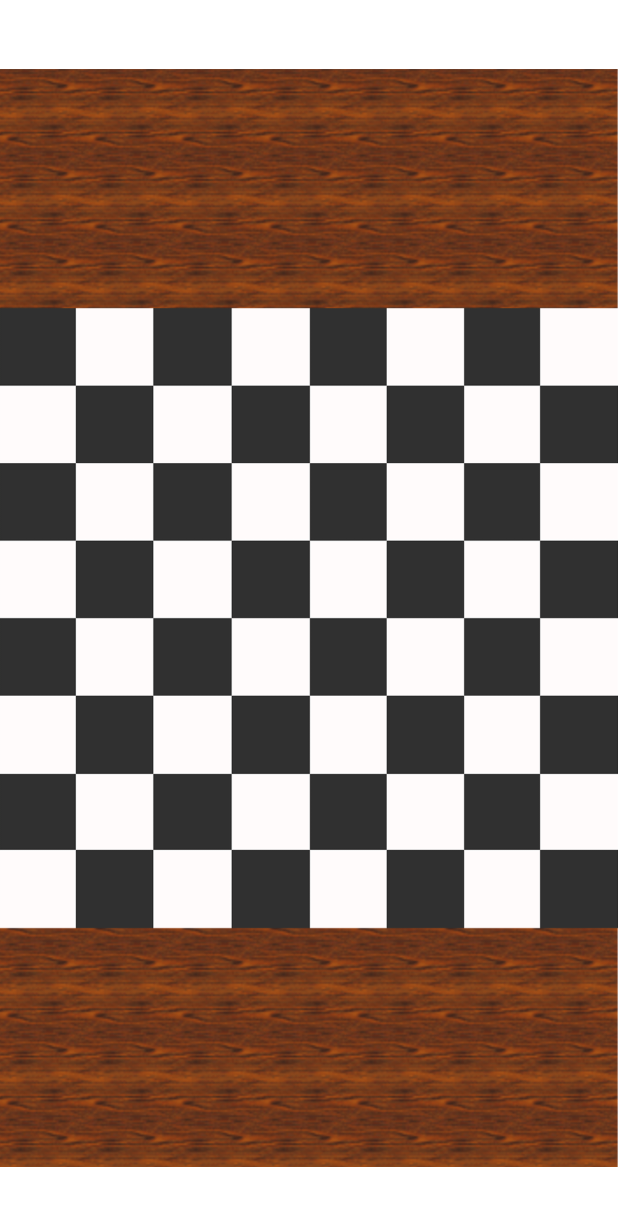
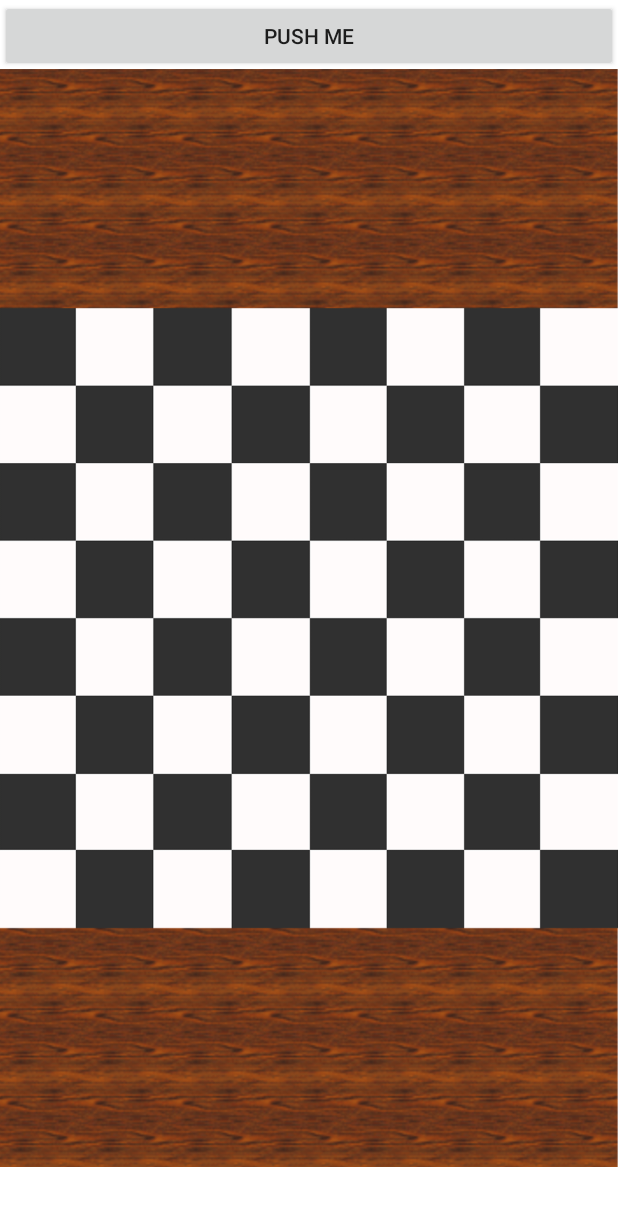
Before and after one commit to MitchellGray100/Chess, an Android app: the screen it shows after launch (MainActivity), on a phone screen of 412 x 824 dp. Shown: the top 1206 px of the screen. Run offline under Robolectric (Android 15) with nearby library versions, the phone set to English and light mode, and no system bars; our stand-ins replace navigation-ui.

Commit message:
Added dynamically created button on top of image

```diff
--- a/app/src/main/java/com/robotchad/chess/gui/MainActivity.java
+++ b/app/src/main/java/com/robotchad/chess/gui/MainActivity.java
@@ -8,6 +8,7 @@ import androidx.appcompat.app.AppCompatActivity;
 
 import android.view.View;
 
+import androidx.appcompat.widget.AppCompatImageView;
 import androidx.navigation.NavController;
 import androidx.navigation.Navigation;
 import androidx.navigation.ui.AppBarConfiguration;
@@ -18,10 +19,13 @@ import com.robotchad.chess.client.board.BoardImpl;
 
 import android.view.Menu;
 import android.view.MenuItem;
+import android.widget.Button;
+import android.widget.LinearLayout;
+import android.widget.RelativeLayout;
+
+import java.util.ArrayList;
 
 public class MainActivity extends AppCompatActivity {
-
-    private AppBarConfiguration appBarConfiguration;
 
     /** The instance of the board used for all game activities */
     private Board board;
@@ -31,6 +35,13 @@ public class MainActivity extends AppCompatActivity {
         super.onCreate(savedInstanceState);
         board = new BoardImpl(); // Create new board instance
         setContentView((R.layout.chessboard));
-
+        RelativeLayout ll = findViewById(R.id.mainLayout);
+        //System.out.println(ll);
+        RelativeLayout.LayoutParams lp = new RelativeLayout.LayoutParams(RelativeLayout.LayoutParams.MATCH_PARENT, RelativeLayout.LayoutParams.WRAP_CONTENT);
+        Button myButton = new Button(this);
+        myButton.setText("Push Me");
+        ll.addView(myButton, lp);
+        //myButton.bringToFront();
+        //findViewById(R.id.boardImageView).
     }
 }
--- a/app/src/main/res/layout/chessboard.xml
+++ b/app/src/main/res/layout/chessboard.xml
@@ -1,15 +1,17 @@
 <?xml version="1.0" encoding="utf-8"?>
-<LinearLayout xmlns:android="http://schemas.android.com/apk/res/android"
+<RelativeLayout xmlns:android="http://schemas.android.com/apk/res/android"
     xmlns:app="http://schemas.android.com/apk/res-auto"
     xmlns:tools="http://schemas.android.com/tools"
+    android:id="@+id/mainLayout"
     android:layout_width="match_parent"
     android:layout_height="match_parent"
     android:orientation="vertical">
 
     <ImageView
-        android:id="@+id/imageView5"
+        android:id="@+id/boardImageView"
         android:layout_width="match_parent"
         android:layout_height="wrap_content"
+        android:contentDescription="@string/chess_board_description"
         app:srcCompat="@drawable/chess_board_with_background" />
 
-</LinearLayout>
+</RelativeLayout>
```
Also changed, not shown: app/src/main/res/values/strings.xml (+1 -7 lines).
